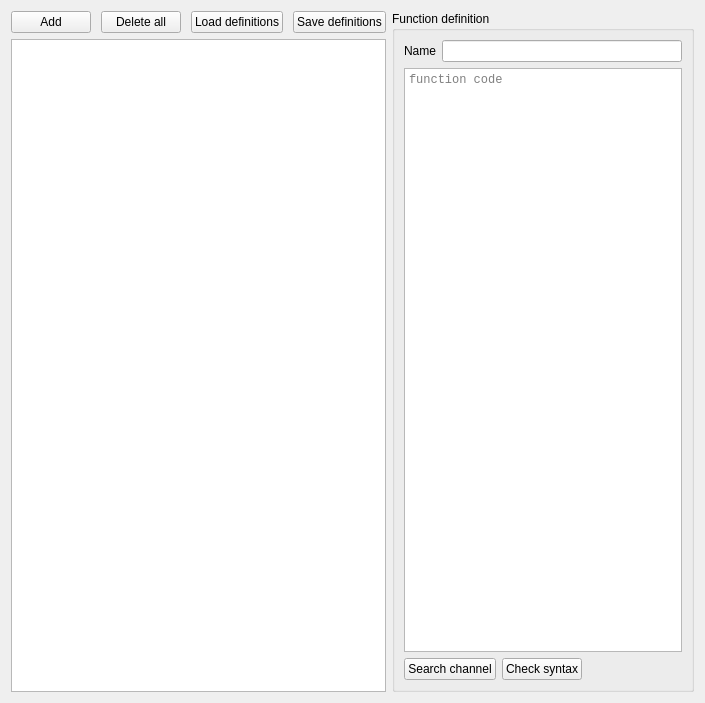
Before: the Qt Designer form asammdf/gui/ui/functions_manager.ui in danielhrisca/asammdf, drawn with Qt 5.
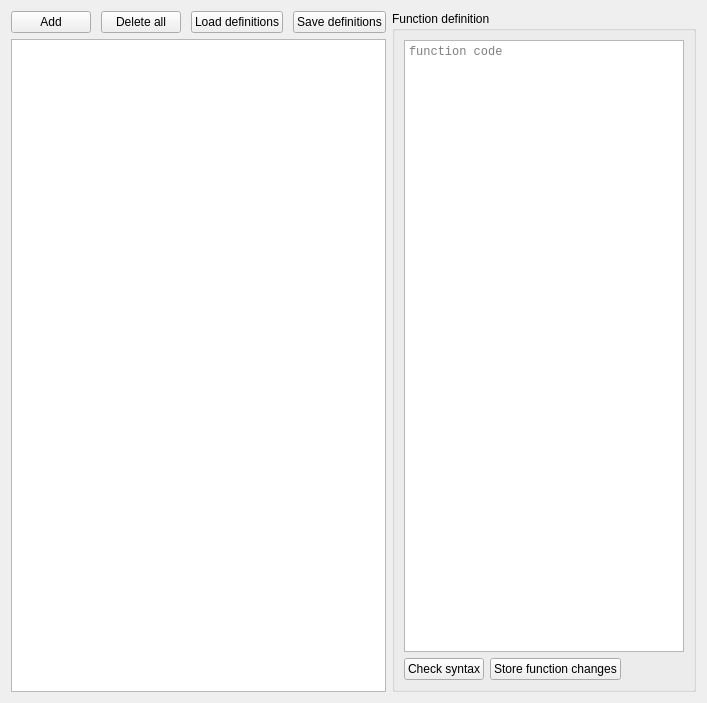
After: the same form once the commit is applied. Icons and pictures are not drawn. Custom widgets are drawn as their Qt base class.

Commit message: simplify the functions manager

```diff
--- a/asammdf/gui/ui/functions_manager.ui
+++ b/asammdf/gui/ui/functions_manager.ui
@@ -6,7 +6,7 @@
    <rect>
     <x>0</x>
     <y>0</y>
-    <width>705</width>
+    <width>707</width>
     <height>703</height>
    </rect>
   </property>
@@ -110,38 +110,9 @@
      <property name="title">
       <string>Function definition</string>
      </property>
-     <layout class="QGridLayout" name="gridLayout" rowstretch="1,0,0,0">
+     <layout class="QGridLayout" name="gridLayout" rowstretch="1,0">
       <item row="1" column="0" colspan="2">
-       <widget class="QPlainTextEdit" name="function_definition">
-        <property name="font">
-         <font>
-          <family>Consolas</family>
-         </font>
-        </property>
-        <property name="horizontalScrollBarPolicy">
-         <enum>Qt::ScrollBarAsNeeded</enum>
-        </property>
-        <property name="lineWrapMode">
-         <enum>QPlainTextEdit::NoWrap</enum>
-        </property>
-        <property name="placeholderText">
-         <string>function code</string>
-        </property>
-       </widget>
-      </item>
-      <item row="2" column="0" colspan="2">
        <layout class="QHBoxLayout" name="horizontalLayout_3">
-        <item>
-         <widget class="QPushButton" name="search_btn">
-          <property name="text">
-           <string>Search channel</string>
-          </property>
-          <property name="icon">
-           <iconset resource="resource.qrc">
-            <normaloff>:/search.png</normaloff>:/search.png</iconset>
-          </property>
-         </widget>
-        </item>
         <item>
          <widget class="QPushButton" name="check_syntax_btn">
           <property name="text">
@@ -153,6 +124,17 @@
           </property>
          </widget>
         </item>
+        <item>
+         <widget class="QPushButton" name="store_btn">
+          <property name="text">
+           <string>Store function changes</string>
+          </property>
+          <property name="icon">
+           <iconset resource="resource.qrc">
+            <normaloff>:/shift_down.png</normaloff>:/shift_down.png</iconset>
+          </property>
+         </widget>
+        </item>
         <item>
          <spacer name="horizontalSpacer_2">
           <property name="orientation">
@@ -168,16 +150,24 @@
         </item>
        </layout>
       </item>
-      <item row="0" column="0">
-       <widget class="QLabel" name="label">
-        <property name="text">
-         <string>Name</string>
+      <item row="0" column="0" colspan="2">
+       <widget class="QPlainTextEdit" name="function_definition">
+        <property name="font">
+         <font>
+          <family>Consolas</family>
+         </font>
+        </property>
+        <property name="horizontalScrollBarPolicy">
+         <enum>Qt::ScrollBarAsNeeded</enum>
+        </property>
+        <property name="lineWrapMode">
+         <enum>QPlainTextEdit::NoWrap</enum>
+        </property>
+        <property name="placeholderText">
+         <string>function code</string>
         </property>
        </widget>
       </item>
-      <item row="0" column="1">
-       <widget class="QLineEdit" name="function_name"/>
-      </item>
      </layout>
     </widget>
    </item>
```
The commit also changes 6 other files.
